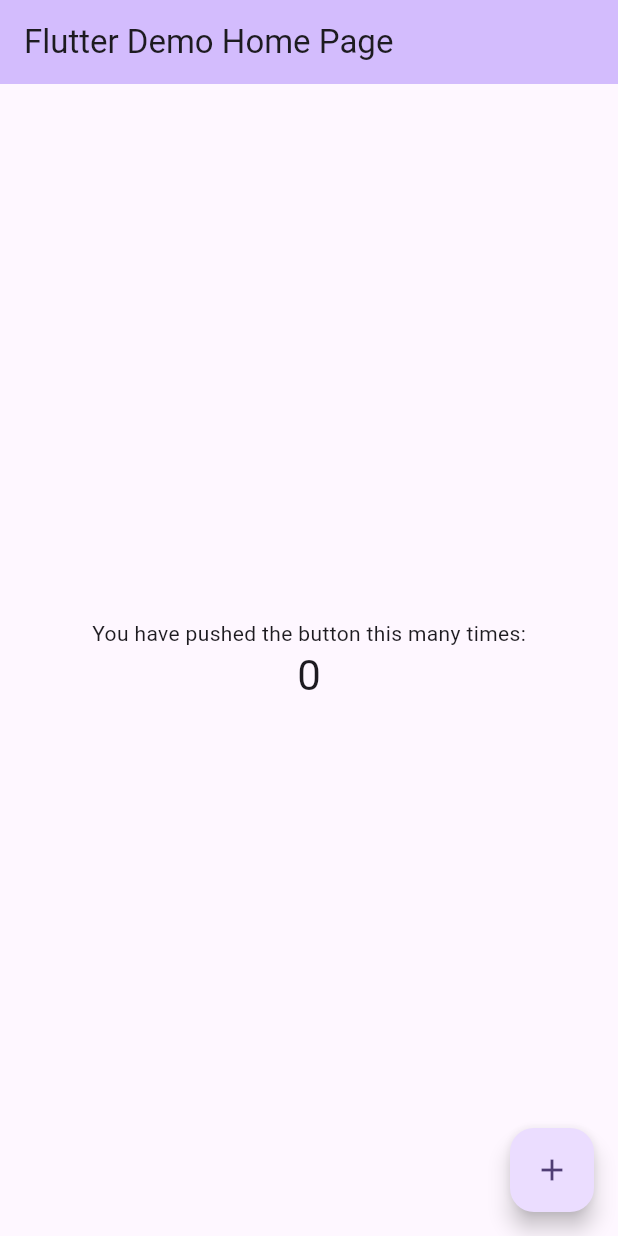
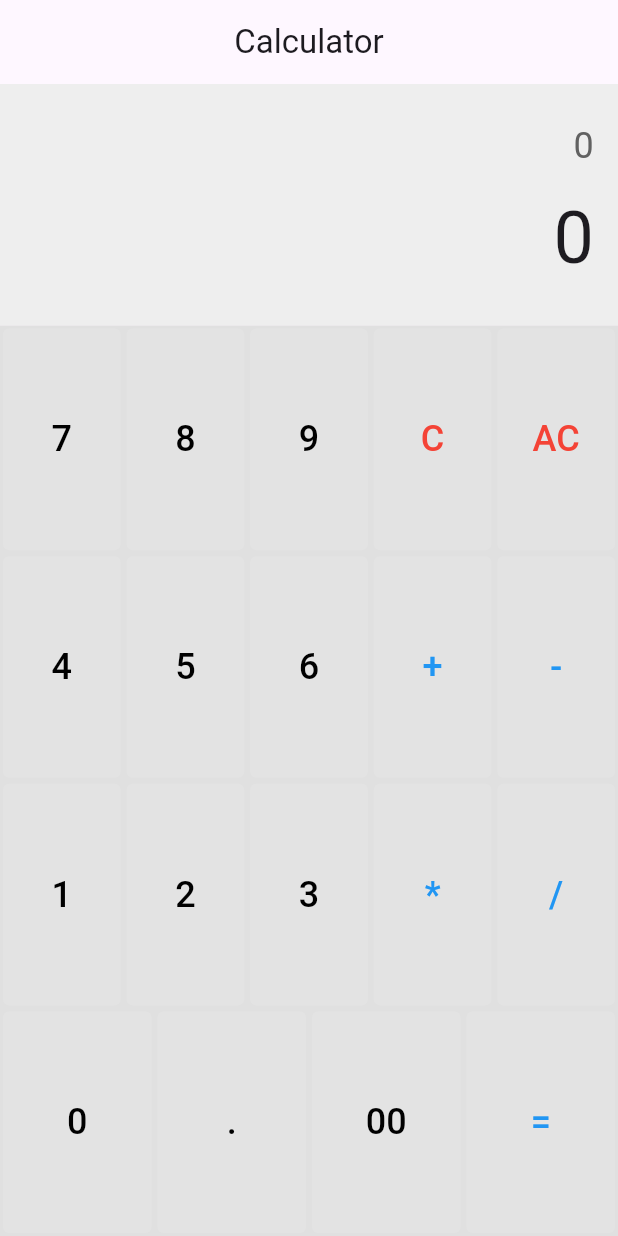
Before and after one commit to hixcoder/Mobile, a Flutter app: the screen it shows after launch, on a phone screen of 412 x 824 dp. Run offline on Flutter 3.47's test engine with Material 3 defaults, Android fonts, the phone set to English and light mode, and no system bars.

Commit message:
feat: :white_check_mark: finish module0-ex02

```diff
--- a/mobileModule00/ex02/lib/main.dart
+++ b/mobileModule00/ex02/lib/main.dart
@@ -1,125 +1,292 @@
 import 'package:flutter/material.dart';
 
 void main() {
-  runApp(const MyApp());
+  runApp(const CalculatorApp());
 }
 
-class MyApp extends StatelessWidget {
-  const MyApp({super.key});
+class CalculatorApp extends StatelessWidget {
+  const CalculatorApp({Key? key}) : super(key: key);
 
-  // This widget is the root of your application.
   @override
   Widget build(BuildContext context) {
     return MaterialApp(
-      title: 'Flutter Demo',
+      title: 'Calculator',
       theme: ThemeData(
-        // This is the theme of your application.
-        //
-        // TRY THIS: Try running your application with "flutter run". You'll see
-        // the application has a purple toolbar. Then, without quitting the app,
-        // try changing the seedColor in the colorScheme below to Colors.green
-        // and then invoke "hot reload" (save your changes or press the "hot
-        // reload" button in a Flutter-supported IDE, or press "r" if you used
-        // the command line to start the app).
-        //
-        // Notice that the counter didn't reset back to zero; the application
-        // state is not lost during the reload. To reset the state, use hot
-        // restart instead.
-        //
-        // This works for code too, not just values: Most code changes can be
-        // tested with just a hot reload.
-        colorScheme: ColorScheme.fromSeed(seedColor: Colors.deepPurple),
-        useMaterial3: true,
+        primarySwatch: Colors.blue,
       ),
-      home: const MyHomePage(title: 'Flutter Demo Home Page'),
+      home: const CalculatorPage(),
     );
   }
 }
 
-class MyHomePage extends StatefulWidget {
-  const MyHomePage({super.key, required this.title});
-
-  // This widget is the home page of your application. It is stateful, meaning
-  // that it has a State object (defined below) that contains fields that affect
-  // how it looks.
-
-  // This class is the configuration for the state. It holds the values (in this
-  // case the title) provided by the parent (in this case the App widget) and
-  // used by the build method of the State. Fields in a Widget subclass are
-  // always marked "final".
-
-  final String title;
+class CalculatorPage extends StatefulWidget {
+  const CalculatorPage({Key? key}) : super(key: key);
 
   @override
-  State<MyHomePage> createState() => _MyHomePageState();
+  State<CalculatorPage> createState() => _CalculatorPageState();
 }
 
-class _MyHomePageState extends State<MyHomePage> {
-  int _counter = 0;
+class _CalculatorPageState extends State<CalculatorPage> {
+  // Method to handle button press
+  void _buttonPressed(String buttonText) {
+    print('button pressed: $buttonText');
+  }
 
-  void _incrementCounter() {
-    setState(() {
-      // This call to setState tells the Flutter framework that something has
-      // changed in this State, which causes it to rerun the build method below
-      // so that the display can reflect the updated values. If we changed
-      // _counter without calling setState(), then the build method would not be
-      // called again, and so nothing would appear to happen.
-      _counter++;
-    });
+  // Method to build a calculator button
+  Widget _buildButton(String buttonText, {Color textColor = Colors.black}) {
+    return Expanded(
+      child: Padding(
+        padding: const EdgeInsets.all(2.0),
+        child: TextButton(
+          style: TextButton.styleFrom(
+            backgroundColor: Colors.white.withOpacity(0.1),
+            shape: RoundedRectangleBorder(
+              borderRadius: BorderRadius.circular(4.0),
+            ),
+          ),
+          onPressed: () => _buttonPressed(buttonText),
+          child: FittedBox(
+            fit: BoxFit.scaleDown,
+            child: Text(
+              buttonText,
+              style: TextStyle(fontSize: 24, color: textColor),
+            ),
+          ),
+        ),
+      ),
+    );
   }
 
   @override
   Widget build(BuildContext context) {
-    // This method is rerun every time setState is called, for instance as done
-    // by the _incrementCounter method above.
-    //
-    // The Flutter framework has been optimized to make rerunning build methods
-    // fast, so that you can just rebuild anything that needs updating rather
-    // than having to individually change instances of widgets.
+    // Check if we're in landscape mode
+    final isLandscape =
+        MediaQuery.of(context).orientation == Orientation.landscape;
+
     return Scaffold(
       appBar: AppBar(
-        // TRY THIS: Try changing the color here to a specific color (to
-        // Colors.amber, perhaps?) and trigger a hot reload to see the AppBar
-        // change color while the other colors stay the same.
-        backgroundColor: Theme.of(context).colorScheme.inversePrimary,
-        // Here we take the value from the MyHomePage object that was created by
-        // the App.build method, and use it to set our appbar title.
-        title: Text(widget.title),
+        title: const Text('Calculator'),
+        centerTitle: true,
       ),
-      body: Center(
-        // Center is a layout widget. It takes a single child and positions it
-        // in the middle of the parent.
-        child: Column(
-          // Column is also a layout widget. It takes a list of children and
-          // arranges them vertically. By default, it sizes itself to fit its
-          // children horizontally, and tries to be as tall as its parent.
-          //
-          // Column has various properties to control how it sizes itself and
-          // how it positions its children. Here we use mainAxisAlignment to
-          // center the children vertically; the main axis here is the vertical
-          // axis because Columns are vertical (the cross axis would be
-          // horizontal).
-          //
-          // TRY THIS: Invoke "debug painting" (choose the "Toggle Debug Paint"
-          // action in the IDE, or press "p" in the console), to see the
-          // wireframe for each widget.
-          mainAxisAlignment: MainAxisAlignment.center,
-          children: <Widget>[
-            const Text(
-              'You have pushed the button this many times:',
-            ),
-            Text(
-              '$_counter',
-              style: Theme.of(context).textTheme.headlineMedium,
-            ),
-          ],
+      body: SafeArea(
+        child: isLandscape ? _buildLandscapeLayout() : _buildPortraitLayout(),
+      ),
+    );
+  }
+
+  // Portrait layout
+  Widget _buildPortraitLayout() {
+    return Column(
+      children: [
+        // Display area for expression and result - always at the top
+        _buildDisplayArea(),
+
+        // Calculator buttons
+        Expanded(
+          child: _buildButtonsGrid(),
         ),
+      ],
+    );
+  }
+
+  // Landscape layout
+  Widget _buildLandscapeLayout() {
+    return Column(
+      children: [
+        // Display area - always at the top even in landscape
+        _buildDisplayArea(),
+
+        // Buttons in a grid that takes remaining space
+        Expanded(
+          child: _buildButtonsGrid(),
+        ),
+      ],
+    );
+  }
+
+  // Display area widget
+  Widget _buildDisplayArea() {
+    return Container(
+      color: Colors.grey[200],
+      width: double.infinity,
+      padding: const EdgeInsets.symmetric(horizontal: 16, vertical: 24),
+      child: Column(
+        mainAxisSize: MainAxisSize.min, // Take minimum height needed
+        crossAxisAlignment: CrossAxisAlignment.end,
+        children: [
+          Text(
+            "0", // Expression field
+            style: TextStyle(fontSize: 24, color: Colors.grey[700]),
+            overflow: TextOverflow.ellipsis,
+          ),
+          const SizedBox(height: 10),
+          const Text(
+            "0", // Result field
+            style: TextStyle(fontSize: 48),
+            overflow: TextOverflow.ellipsis,
+          ),
+        ],
       ),
-      floatingActionButton: FloatingActionButton(
-        onPressed: _incrementCounter,
-        tooltip: 'Increment',
-        child: const Icon(Icons.add),
-      ), // This trailing comma makes auto-formatting nicer for build methods.
+    );
+  }
+
+  // Buttons grid widget
+  Widget _buildButtonsGrid() {
+    return Container(
+      color: Colors.grey[300],
+      child: OrientationBuilder(
+        builder: (context, orientation) {
+          if (orientation == Orientation.landscape) {
+            // Landscape grid layout - optimized for width
+            return Row(
+              children: [
+                // Left half of buttons
+                Expanded(
+                  child: Column(
+                    children: [
+                      Expanded(
+                        child: Row(
+                          crossAxisAlignment: CrossAxisAlignment.stretch,
+                          children: [
+                            _buildButton('7'),
+                            _buildButton('8'),
+                            _buildButton('9'),
+                          ],
+                        ),
+                      ),
+                      Expanded(
+                        child: Row(
+                          crossAxisAlignment: CrossAxisAlignment.stretch,
+                          children: [
+                            _buildButton('4'),
+                            _buildButton('5'),
+                            _buildButton('6'),
+                          ],
+                        ),
+                      ),
+                      Expanded(
+                        child: Row(
+                          crossAxisAlignment: CrossAxisAlignment.stretch,
+                          children: [
+                            _buildButton('1'),
+                            _buildButton('2'),
+                            _buildButton('3'),
+                          ],
+                        ),
+                      ),
+                      Expanded(
+                        child: Row(
+                          crossAxisAlignment: CrossAxisAlignment.stretch,
+                          children: [
+                            _buildButton('0'),
+                            _buildButton('.'),
+                            _buildButton('00'),
+                          ],
+                        ),
+                      ),
+                    ],
+                  ),
+                ),
+                // Right half of buttons (operators)
+                Expanded(
+                  child: Column(
+                    children: [
+                      Expanded(
+                        child: Row(
+                          crossAxisAlignment: CrossAxisAlignment.stretch,
+                          children: [
+                            _buildButton('C', textColor: Colors.red),
+                            _buildButton('AC', textColor: Colors.red),
+                          ],
+                        ),
+                      ),
+                      Expanded(
+                        child: Row(
+                          crossAxisAlignment: CrossAxisAlignment.stretch,
+                          children: [
+                            _buildButton('+', textColor: Colors.blue),
+                            _buildButton('-', textColor: Colors.blue),
+                          ],
+                        ),
+                      ),
+                      Expanded(
+                        child: Row(
+                          crossAxisAlignment: CrossAxisAlignment.stretch,
+                          children: [
+                            _buildButton('*', textColor: Colors.blue),
+                            _buildButton('/', textColor: Colors.blue),
+                          ],
+                        ),
+                      ),
+                      Expanded(
+                        child: Row(
+                          crossAxisAlignment: CrossAxisAlignment.stretch,
+                          children: [
+                            _buildButton('=', textColor: Colors.blue),
+                          ],
+                        ),
+                      ),
+                    ],
+                  ),
+                ),
+              ],
+            );
+          } else {
+            // Portrait grid layout - standard calculator layout
+            return Column(
+              children: [
+                Expanded(
+                  child: Row(
+                    crossAxisAlignment: CrossAxisAlignment.stretch,
+                    children: [
+                      _buildButton('7'),
+                      _buildButton('8'),
+                      _buildButton('9'),
+                      _buildButton('C', textColor: Colors.red),
+                      _buildButton('AC', textColor: Colors.red),
+                    ],
+                  ),
+                ),
+                Expanded(
+                  child: Row(
+                    crossAxisAlignment: CrossAxisAlignment.stretch,
+                    children: [
+                      _buildButton('4'),
+                      _buildButton('5'),
+                      _buildButton('6'),
+                      _buildButton('+', textColor: Colors.blue),
+                      _buildButton('-', textColor: Colors.blue),
+                    ],
+                  ),
+                ),
+                Expanded(
+                  child: Row(
+                    crossAxisAlignment: CrossAxisAlignment.stretch,
+                    children: [
+                      _buildButton('1'),
+                      _buildButton('2'),
+                      _buildButton('3'),
+                      _buildButton('*', textColor: Colors.blue),
+                      _buildButton('/', textColor: Colors.blue),
+                    ],
+                  ),
+                ),
+                Expanded(
+                  child: Row(
+                    crossAxisAlignment: CrossAxisAlignment.stretch,
+                    children: [
+                      _buildButton('0'),
+                      _buildButton('.'),
+                      _buildButton('00'),
+                      _buildButton('=', textColor: Colors.blue),
+                    ],
+                  ),
+                ),
+              ],
+            );
+          }
+        },
+      ),
     );
   }
 }
```
Also changed, not shown: 1 other file.
